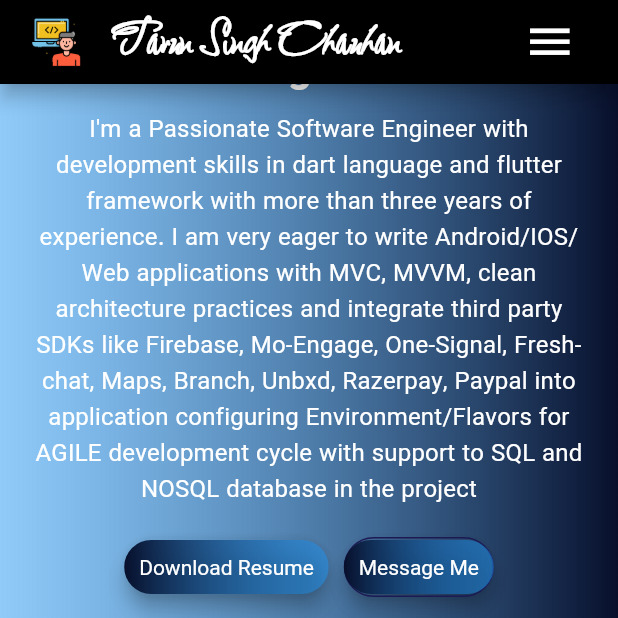
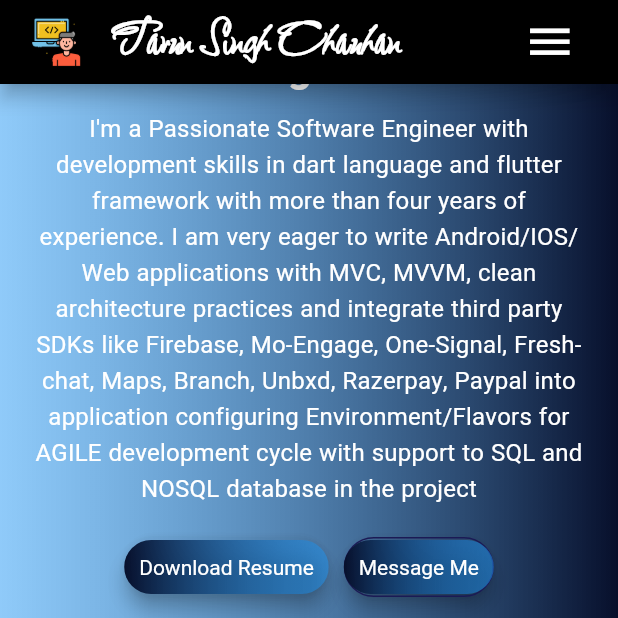
Before and after one commit to tarungoace/tarunchauhan97, a Flutter app: the screen it shows after launch, scrolled down 1152 dp, on a phone screen of 412 x 824 dp, the top half of it. Run offline on Flutter 3.47's test engine with Material 3 defaults, Android fonts, the phone set to English and light mode, and no system bars; our stand-ins replace carousel_slider, flutter_hooks, flutter_svg, hive, hive_flutter, hooks_riverpod and 1 more; accounts and stored records are empty; generated files the repository leaves out were written again.

Commit message:
added experience update

```diff
--- a/lib/config/constants/constants.dart
+++ b/lib/config/constants/constants.dart
@@ -7,7 +7,7 @@
 const kProfileImageUrl =
     'https://firebasestorage.googleapis.com/v0/b/tarundevindia.appspot.com/o/mee.jpg?alt=media&token=6ceab770-0ed1-45bb-a1ae-755f985bb4aa';
 const kMyResumeDownloadUrl =
-    'https://firebasestorage.googleapis.com/v0/b/tarundevindia.appspot.com/o/17.03%20Tarun%20Resume.pdf?alt=media&token=e417d591-8b55-4e6e-82f5-a89442781ff0';
+    'https://firebasestorage.googleapis.com/v0/b/tarundevindia.appspot.com/o/tarun_resume0906.pdf?alt=media&token=a9471448-6d6b-4a0c-9c75-7f0353cf7d4b';
 const kMyGithubUrl = 'https://github.com/tarunchauhan97';
 const kMyTelegramUrl = 'https://telegram.me/a35';
 const kMyInstagramUrl = 'https://www.instagram.com/chauhan.tarun897/';
--- a/lib/config/l10n/app_en.arb
+++ b/lib/config/l10n/app_en.arb
@@ -1,5 +1,5 @@
 {
-  "aboutDescription": "I'm a Passionate Software Engineer with development skills in dart language and flutter framework with more than three years of experience. I am very eager to write Android/IOS/Web applications with MVC, MVVM, clean architecture practices and integrate third party SDKs like Firebase, Mo-Engage, One-Signal, Fresh-chat, Maps, Branch, Unbxd, Razerpay, Paypal into application configuring Environment/Flavors for AGILE development cycle with support to SQL and NOSQL database in the project",
+  "aboutDescription": "I'm a Passionate Software Engineer with development skills in dart language and flutter framework with more than four years of experience. I am very eager to write Android/IOS/Web applications with MVC, MVVM, clean architecture practices and integrate third party SDKs like Firebase, Mo-Engage, One-Signal, Fresh-chat, Maps, Branch, Unbxd, Razerpay, Paypal into application configuring Environment/Flavors for AGILE development cycle with support to SQL and NOSQL database in the project",
   "aboutMe": "About Me",
   "aboutMeTitle": "Hello, I am Tarun Singh Chauhan",
   "contact": "Contact",
--- a/lib/data/my_experience_data.dart
+++ b/lib/data/my_experience_data.dart
@@ -34,7 +34,6 @@
 • Building Shop page, Product banners, OTP login flow, Enhancing user \n Experience, Zoom images, Cached image & Video Player.
 • Bug fixes, App optimization rolling-out app updates.
 • Auto SMS Reader, Android IOS Permission additions.
-
 ''',
   },
   {
@@ -65,7 +64,13 @@
 • Worked on QR Scanner implementation with TOTP Algorithm.
 • Writing Test cases for Dynamic Link and Bloc Pattern.
 • Worked with Json Serializable, Freezed, GIT Clone Packages.
-
+''',
+  },
+  {
+    "companyname": 'Nuestack Technologies',
+    "jobProfile": 'Flutter Developer',
+    "ofcaddress": 'Gurgaon',
+    "workdone": '''
 Tatsam: Therapy & Self Care
 • Used Carousel, GetIT, Hive, Smartlook, Secure Storage Packages.
 • Audio, Video, App Localization, Flutter Env Flavors Support.
@@ -74,6 +79,9 @@
 • Firebase Dynamic Linking Sharing Properties with Short URL.
 • Used Google Maps to locate Canada properties with Pop-up details.
 
+Drona Learning -  Digital Tutorial
+• Developed UI from scratch and Integated firebase
+• Worked to built quiz functionality and Video audio lectures.
 ''',
   },
 ];
```
